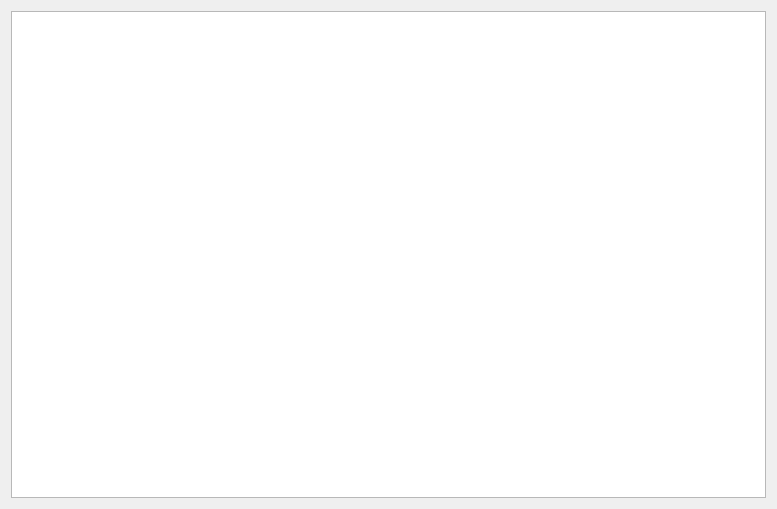
The window that src/MainWindow.ui (mooltipass/moolticute) describes before a commit, drawn with Qt 5.
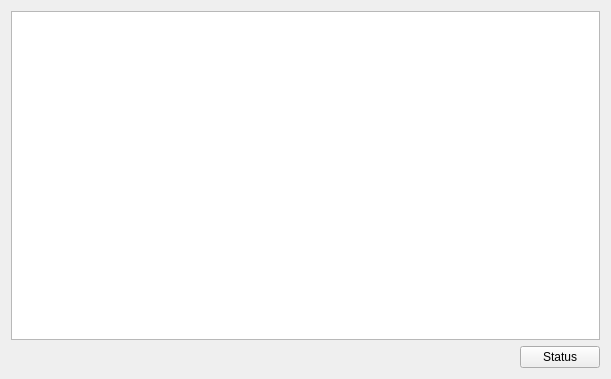
The same window after the commit.

```diff
--- a/src/MainWindow.ui
+++ b/src/MainWindow.ui
@@ -6,8 +6,8 @@
    <rect>
     <x>0</x>
     <y>0</y>
-    <width>777</width>
-    <height>509</height>
+    <width>611</width>
+    <height>379</height>
    </rect>
   </property>
   <property name="windowTitle">
@@ -18,6 +18,30 @@
     <item>
      <widget class="QPlainTextEdit" name="plainTextEdit"/>
     </item>
+    <item>
+     <layout class="QHBoxLayout" name="horizontalLayout">
+      <item>
+       <spacer name="horizontalSpacer">
+        <property name="orientation">
+         <enum>Qt::Horizontal</enum>
+        </property>
+        <property name="sizeHint" stdset="0">
+         <size>
+          <width>40</width>
+          <height>20</height>
+         </size>
+        </property>
+       </spacer>
+      </item>
+      <item>
+       <widget class="QPushButton" name="pushButtonStatus">
+        <property name="text">
+         <string>Status</string>
+        </property>
+       </widget>
+      </item>
+     </layout>
+    </item>
    </layout>
   </widget>
  </widget>
```
